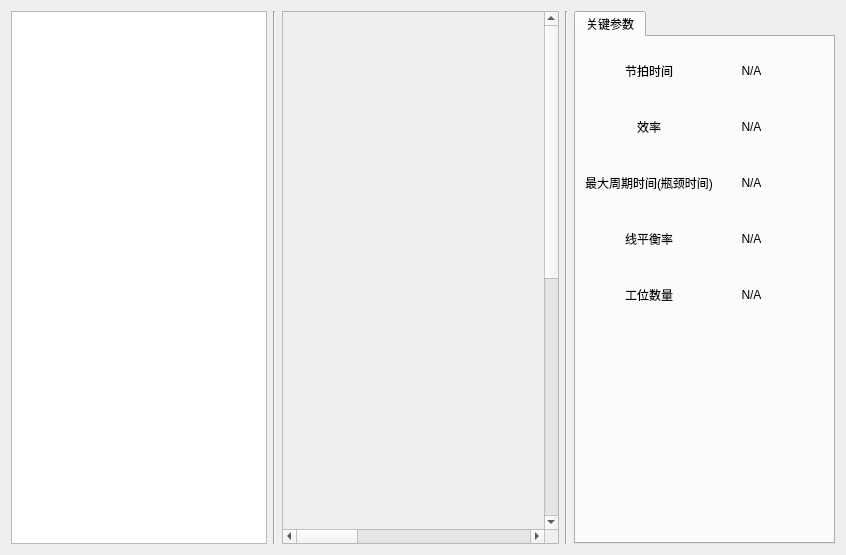
First picture: the form in lb_widget.ui, repository yukuan1991/line_balance_project, before the edit.
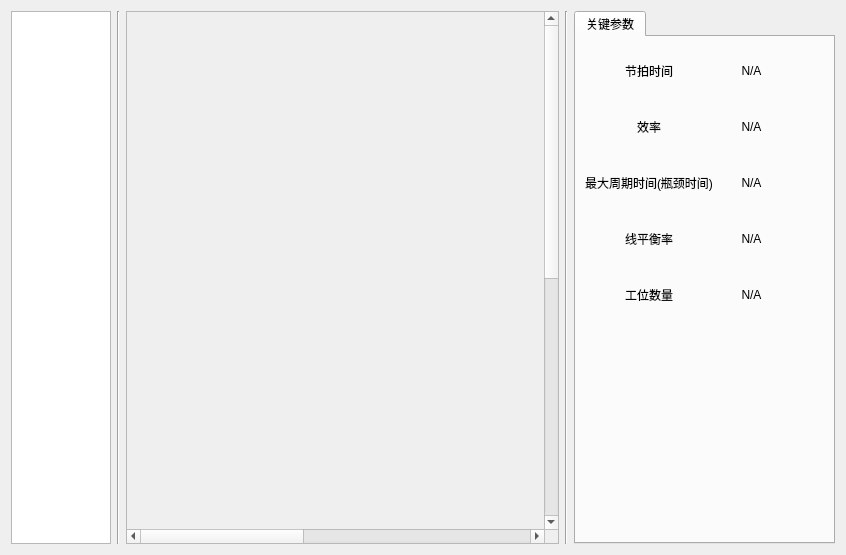
Second picture: the form after the edit. Custom widgets are drawn as their Qt base class.

The edit to the form file:
```diff
--- a/lb_widget.ui
+++ b/lb_widget.ui
@@ -17,7 +17,20 @@
    <item>
     <layout class="QHBoxLayout" name="horizontalLayout_4" stretch="0,0,20,0,0">
      <item>
-      <widget class="stack_panel" name="list_unassigned"/>
+      <widget class="stack_panel" name="list_unassigned">
+       <property name="minimumSize">
+        <size>
+         <width>0</width>
+         <height>0</height>
+        </size>
+       </property>
+       <property name="maximumSize">
+        <size>
+         <width>100</width>
+         <height>16777215</height>
+        </size>
+       </property>
+      </widget>
      </item>
      <item>
       <widget class="Line" name="line">
```
